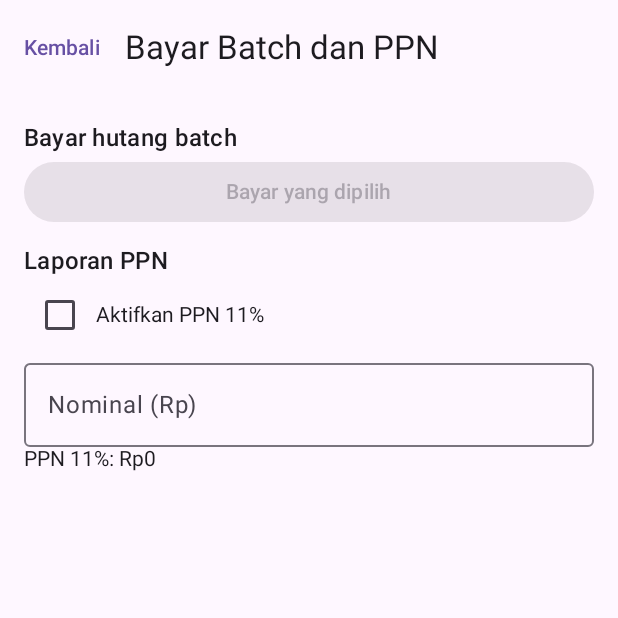
After one commit to nekonaru/kalkulasa, an Android app built with Jetpack Compose: the composable KeuanganAkhirScreen shown on its own in the app's theme, on a phone screen of 412 x 824 dp, the top half of it. The commit adds this screen. Run offline under Robolectric (Android 15) with nearby library versions, the phone set to English and light mode, and no system bars; our stand-ins replace Dagger/Hilt's generated code, Room's generated code; 2 statements that could not run were skipped.

Commit message:
feat: v5.2.0 batch supplier payment and VAT report

```diff
--- a/app/build.gradle.kts
+++ b/app/build.gradle.kts
@@ -14,8 +14,8 @@ android {
         applicationId = "id.kalkulasa"
         minSdk = 24
         targetSdk = 35
-        versionCode = 37
-        versionName = "5.1.0"
+        versionCode = 38
+        versionName = "5.2.0"
 
         testInstrumentationRunner = "androidx.test.runner.AndroidJUnitRunner"
         resourceConfigurations += listOf("id", "en")
--- a/app/src/main/java/id/kalkulasa/domain/repository/Repositories.kt
+++ b/app/src/main/java/id/kalkulasa/domain/repository/Repositories.kt
@@ -236,6 +236,7 @@ interface PayableRepository {
     fun observeOutstanding(): Flow<Long>
     suspend fun add(pemasok: String, nominal: Long, jatuhTempo: Long?, catatan: String?): Result<Unit>
     suspend fun recordPayment(id: String, amount: Long): Result<Unit>
+    suspend fun payBatch(items: List<Pair<String, Long>>): Result<Unit>
 }
 
 interface SaleRepository {
--- a/app/src/main/java/id/kalkulasa/presentation/finance/FinanceScreen.kt
+++ b/app/src/main/java/id/kalkulasa/presentation/finance/FinanceScreen.kt
@@ -84,6 +84,7 @@ fun FinanceScreen(
     onOpenKeuanganLanjutan: () -> Unit,
     onOpenBroadcast: () -> Unit,
     onOpenShiftPro: () -> Unit,
+    onOpenKeuanganAkhir: () -> Unit,
     viewModel: FinanceViewModel = hiltViewModel(),
 ) {
     val balance by viewModel.cashBalance.collectAsStateWithLifecycle()
@@ -161,6 +162,7 @@ fun FinanceScreen(
                     TextButton(onClick = onOpenKeuanganLanjutan) { Text(context.getString(R.string.keuangan_lanjutan_open)) }
                     TextButton(onClick = onOpenBroadcast) { Text(context.getString(R.string.broadcast_open)) }
                     TextButton(onClick = onOpenShiftPro) { Text(context.getString(R.string.shift_pro_open)) }
+                    TextButton(onClick = onOpenKeuanganAkhir) { Text(context.getString(R.string.keuangan_akhir_open)) }
                 }
             }
 
--- /dev/null
+++ b/app/src/main/java/id/kalkulasa/presentation/keuanganakhir/KeuanganAkhirScreen.kt
@@ -0,0 +1,95 @@
+@file:OptIn(androidx.compose.material3.ExperimentalMaterial3Api::class)
+
+package id.kalkulasa.presentation.keuanganakhir
+
+import androidx.compose.foundation.layout.Arrangement
+import androidx.compose.foundation.layout.Column
+import androidx.compose.foundation.layout.Row
+import androidx.compose.foundation.layout.fillMaxSize
+import androidx.compose.foundation.layout.fillMaxWidth
+import androidx.compose.foundation.layout.padding
+import androidx.compose.foundation.lazy.LazyColumn
+import androidx.compose.foundation.lazy.items
+import androidx.compose.material3.Button
+import androidx.compose.material3.Card
+import androidx.compose.material3.CardDefaults
+import androidx.compose.material3.Checkbox
+import androidx.compose.material3.MaterialTheme
+import androidx.compose.material3.OutlinedTextField
+import androidx.compose.material3.Scaffold
+import androidx.compose.material3.Text
+import androidx.compose.material3.TextButton
+import androidx.compose.material3.TopAppBar
+import androidx.compose.runtime.Composable
+import androidx.compose.runtime.getValue
+import androidx.compose.runtime.mutableStateOf
+import androidx.compose.runtime.remember
+import androidx.compose.runtime.setValue
+import androidx.compose.ui.Modifier
+import androidx.compose.ui.platform.LocalContext
+import androidx.compose.ui.unit.dp
+import androidx.hilt.navigation.compose.hiltViewModel
+import androidx.lifecycle.compose.collectAsStateWithLifecycle
+import id.kalkulasa.R
+import id.kalkulasa.core.util.RupiahFormatter
+
+@Composable
+fun KeuanganAkhirScreen(
+    onBack: () -> Unit,
+    viewModel: KeuanganAkhirViewModel = hiltViewModel(),
+) {
+    val payables by viewModel.payables.collectAsStateWithLifecycle()
+    val selected by viewModel.selected.collectAsStateWithLifecycle()
+    val ppn by viewModel.ppn.collectAsStateWithLifecycle()
+    val context = LocalContext.current
+    var totalText by remember { mutableStateOf("") }
+    var aktif by remember { mutableStateOf(false) }
+    var nominalPer by remember { mutableStateOf<Map<String, Long>>(emptyMap()) }
+
+    Scaffold(
+        topBar = {
+            TopAppBar(
+                title = { Text(context.getString(R.string.keuangan_akhir_title)) },
+                navigationIcon = { TextButton(onClick = onBack) { Text(context.getString(R.string.button_back)) } },
+            )
+        },
+    ) { padding ->
+        LazyColumn(
+            modifier = Modifier.fillMaxSize().padding(padding).padding(16.dp),
+            verticalArrangement = Arrangement.spacedBy(10.dp),
+        ) {
+            item {
+                Text(context.getString(R.string.batch_pay_title), style = MaterialTheme.typography.titleMedium)
+                payables.filter { !it.isLunas }.forEach { p ->
+                    Card(colors = CardDefaults.cardColors(containerColor = MaterialTheme.colorScheme.surface), modifier = Modifier.fillMaxWidth().padding(top = 6.dp)) {
+                        Row(modifier = Modifier.fillMaxWidth().padding(12.dp), verticalAlignment = androidx.compose.ui.Alignment.CenterVertically) {
+                            Checkbox(checked = p.id in selected, onCheckedChange = { viewModel.toggle(p.id) })
+                            Column(modifier = Modifier.weight(1f)) {
+                                Text(p.pemasok)
+                                Text("Sisa ${RupiahFormatter.format(p.sisa)}", style = MaterialTheme.typography.bodySmall)
+                            }
+                            OutlinedTextField(
+                                value = nominalPer[p.id]?.toString() ?: "",
+                                onValueChange = { nominalPer = nominalPer + (p.id to (it.filter(Char::isDigit).toLongOrNull() ?: 0L)) },
+                                modifier = Modifier.fillMaxWidth(0.35f),
+                                singleLine = true,
+                            )
+                        }
+                    }
+                }
+                Button(onClick = { viewModel.bayarBatch(nominalPer) }, enabled = selected.isNotEmpty(), modifier = Modifier.fillMaxWidth()) {
+                    Text(context.getString(R.string.batch_pay))
+                }
+            }
+            item {
+                Text(context.getString(R.string.ppn_report_title), style = MaterialTheme.typography.titleMedium)
+                Row(verticalAlignment = androidx.compose.ui.Alignment.CenterVertically) {
+                    Checkbox(checked = aktif, onCheckedChange = { aktif = it; viewModel.hitungPpn(totalText, it) })
+                    Text(context.getString(R.string.ppn_enable))
+                }
+                OutlinedTextField(totalText, { totalText = it; viewModel.hitungPpn(it, aktif) }, label = { Text(context.getString(R.string.amount)) }, singleLine = true, modifier = Modifier.fillMaxWidth())
+                Text("${context.getString(R.string.ppn)}: ${RupiahFormatter.format(ppn)}")
+            }
+        }
+    }
+}
--- /dev/null
+++ b/app/src/main/java/id/kalkulasa/presentation/keuanganakhir/KeuanganAkhirViewModel.kt
@@ -0,0 +1,49 @@
+package id.kalkulasa.presentation.keuanganakhir
+
+import androidx.lifecycle.ViewModel
+import androidx.lifecycle.viewModelScope
+import dagger.hilt.android.lifecycle.HiltViewModel
+import id.kalkulasa.core.util.DateFormatter
+import id.kalkulasa.domain.repository.FinanceRepository
+import id.kalkulasa.domain.repository.PayableRepository
+import id.kalkulasa.domain.model.Payable
+import id.kalkulasa.domain.usecase.PpnBatchUseCase
+import kotlinx.coroutines.flow.MutableStateFlow
+import kotlinx.coroutines.flow.StateFlow
+import kotlinx.coroutines.flow.SharingStarted
+import kotlinx.coroutines.flow.asStateFlow
+import kotlinx.coroutines.flow.stateIn
+import kotlinx.coroutines.flow.first
+import kotlinx.coroutines.launch
+import javax.inject.Inject
+
+@HiltViewModel
+class KeuanganAkhirViewModel @Inject constructor(
+    private val payableRepository: PayableRepository,
+    private val financeRepository: FinanceRepository,
+) : ViewModel() {
+
+    val payables: StateFlow<List<Payable>> = payableRepository.observeAll()
+        .stateIn(viewModelScope, SharingStarted.WhileSubscribed(5_000), emptyList())
+
+    private val _ppn = MutableStateFlow(0L)
+    val ppn: StateFlow<Long> = _ppn.asStateFlow()
+
+    private val _selected = MutableStateFlow<Set<String>>(emptySet())
+    val selected: StateFlow<Set<String>> = _selected.asStateFlow()
+
+    fun toggle(id: String) {
+        _selected.value = if (id in _selected.value) _selected.value - id else _selected.value + id
+    }
+
+    fun hitungPpn(totalText: String, aktif: Boolean) {
+        val total = totalText.filter(Char::isDigit).toLongOrNull() ?: 0L
+        _ppn.value = PpnBatchUseCase.ppnKeluaran(total, aktif)
+    }
+
+    fun bayarBatch(nominalPer: Map<String, Long>) {
+        val items = _selected.value.mapNotNull { id -> nominalPer[id]?.let { id to it } }
+        if (items.isEmpty()) return
+        viewModelScope.launch { payableRepository.payBatch(items) }
+    }
+}
--- a/app/src/main/java/id/kalkulasa/presentation/navigation/KalkulasaNavHost.kt
+++ b/app/src/main/java/id/kalkulasa/presentation/navigation/KalkulasaNavHost.kt
@@ -52,6 +52,7 @@ import id.kalkulasa.presentation.gudanglanjutan.GudangLanjutanScreen
 import id.kalkulasa.presentation.keuanganlanjutan.KeuanganLanjutanScreen
 import id.kalkulasa.presentation.broadcast.BroadcastScreen
 import id.kalkulasa.presentation.shiftpro.ShiftProScreen
+import id.kalkulasa.presentation.keuanganakhir.KeuanganAkhirScreen
 import id.kalkulasa.presentation.cashier.CashierScreen
 import id.kalkulasa.presentation.customer.CustomersScreen
 import id.kalkulasa.presentation.finance.FinanceScreen
@@ -196,6 +197,7 @@ fun KalkulasaNavHost(startDestination: String) {
                     onOpenKeuanganLanjutan = { navController.navigate(Routes.KEUANGAN_LANJUTAN) },
                     onOpenBroadcast = { navController.navigate(Routes.BROADCAST) },
                     onOpenShiftPro = { navController.navigate(Routes.SHIFT_PRO) },
+                    onOpenKeuanganAkhir = { navController.navigate(Routes.KEUANGAN_AKHIR) },
                 )
             }
             composable(Routes.ACTIVITY) { ActivityScreen(onBack = { navController.popBackStack() }) }
@@ -217,6 +219,7 @@ fun KalkulasaNavHost(startDestination: String) {
             composable(Routes.KEUANGAN_LANJUTAN) { KeuanganLanjutanScreen(onBack = { navController.popBackStack() }) }
             composable(Routes.BROADCAST) { BroadcastScreen(onBack = { navController.popBackStack() }) }
             composable(Routes.SHIFT_PRO) { ShiftProScreen(onBack = { navController.popBackStack() }) }
+            composable(Routes.KEUANGAN_AKHIR) { KeuanganAkhirScreen(onBack = { navController.popBackStack() }) }
             composable(Routes.TARGET) {
                 TargetScreen(onBack = { navController.popBackStack() })
             }
--- a/app/src/main/java/id/kalkulasa/presentation/navigation/Routes.kt
+++ b/app/src/main/java/id/kalkulasa/presentation/navigation/Routes.kt
@@ -40,5 +40,6 @@ object Routes {
     const val KEUANGAN_LANJUTAN = "keuangan-lanjutan"
     const val BROADCAST = "broadcast"
     const val SHIFT_PRO = "shift-pro"
+    const val KEUANGAN_AKHIR = "keuangan-akhir"
     const val NO_SUPPLIER = "__no_supplier__"
 }
--- a/app/src/main/res/values/strings.xml
+++ b/app/src/main/res/values/strings.xml
@@ -607,4 +607,9 @@
     <string name="overtime_title">Lembur</string>
     <string name="overtime_minutes">Menit lembur</string>
     <string name="overtime_add">Catat lembur</string>
+    <string name="keuangan_akhir_title">Bayar Batch dan PPN</string>
+    <string name="keuangan_akhir_open">Bayar Batch dan PPN</string>
+    <string name="batch_pay_title">Bayar hutang batch</string>
+    <string name="batch_pay">Bayar yang dipilih</string>
+    <string name="ppn_report_title">Laporan PPN</string>
 </resources>
```
Also changed, not shown: app/src/main/java/id/kalkulasa/data/repository/PayableRepositoryImpl.kt (+21 -0 lines), app/src/main/java/id/kalkulasa/domain/usecase/PpnBatchUseCase.kt (added, +23 -0 lines), 6 other files.
